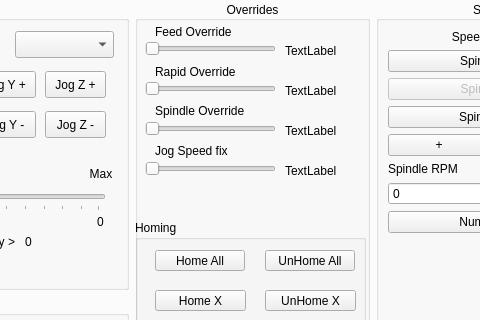
First picture: the form in examples/jet_tom.ui, repository jethornton/flexgui, before the edit; both pictures show x 125 to 605 and y 187 to 507 of the 919 by 666 pixel window.
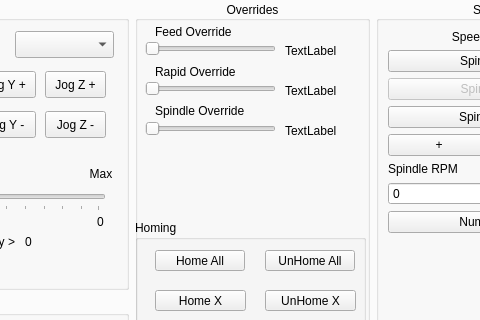
Second picture: the form after the edit. The open tabs and pages were chosen to show the change.

Commit message: remove jog speed lb

```diff
--- a/examples/jet_tom.ui
+++ b/examples/jet_tom.ui
@@ -381,19 +381,6 @@
             <enum>Qt::Horizontal</enum>
            </property>
           </widget>
-          <widget class="QLabel" name="label_19">
-           <property name="geometry">
-            <rect>
-             <x>20</x>
-             <y>140</y>
-             <width>131</width>
-             <height>20</height>
-            </rect>
-           </property>
-           <property name="text">
-            <string>Jog Speed fix</string>
-           </property>
-          </widget>
           <widget class="QLabel" name="label_12">
            <property name="geometry">
             <rect>
@@ -439,19 +426,6 @@
             <string>TextLabel</string>
            </property>
           </widget>
-          <widget class="QLabel" name="label_30">
-           <property name="geometry">
-            <rect>
-             <x>150</x>
-             <y>160</y>
-             <width>51</width>
-             <height>19</height>
-            </rect>
-           </property>
-           <property name="text">
-            <string>TextLabel</string>
-           </property>
-          </widget>
           <widget class="QSlider" name="rapid_override_sl">
            <property name="geometry">
             <rect>
@@ -478,19 +452,6 @@
             <string>Spindle Override</string>
            </property>
           </widget>
-          <widget class="QSlider" name="jog_speed_sl">
-           <property name="geometry">
-            <rect>
-             <x>10</x>
-             <y>160</y>
-             <width>131</width>
-             <height>16</height>
-            </rect>
-           </property>
-           <property name="orientation">
-            <enum>Qt::Horizontal</enum>
-           </property>
-          </widget>
           <widget class="QGroupBox" name="groupBox_8">
            <property name="geometry">
             <rect>
```
The commit also changes 2 other files.
